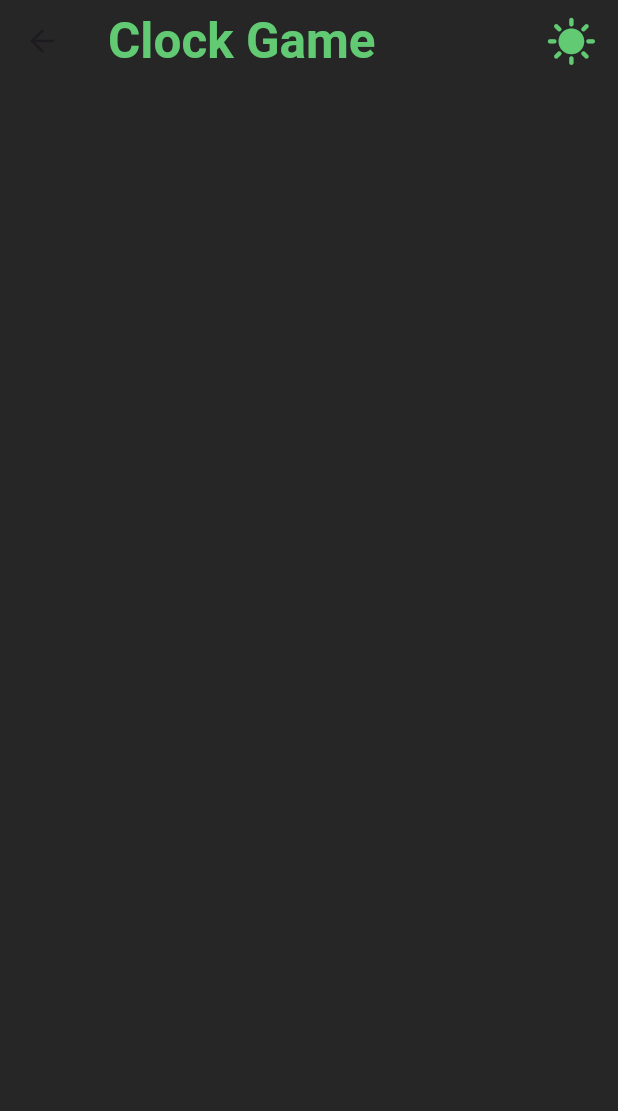
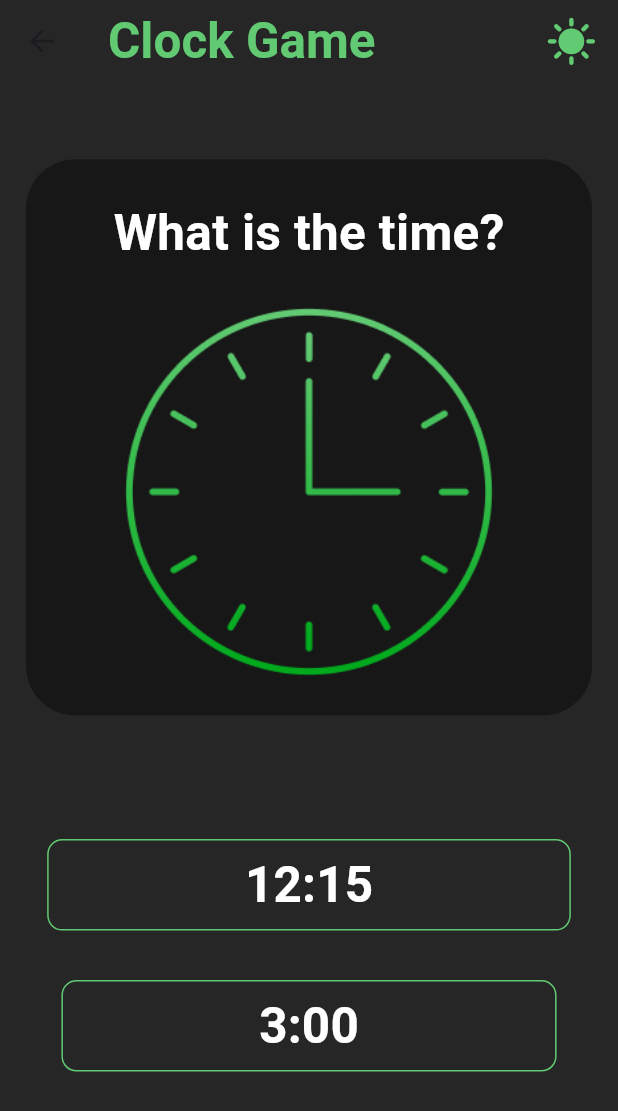
Before and after one commit to sidesshmore/AlzPal_Patient, a Flutter app: the ClockGame screen opened directly, on a phone screen of 412 x 824 dp. Shown: the top 1111 px of the screen. Run offline on Flutter 3.47's test engine with Material 3 defaults, Android fonts, the phone set to English and light mode, and no system bars.

Commit message:
clock screen done

```diff
--- a/lib/ClockGame/screens/clock_game.dart
+++ b/lib/ClockGame/screens/clock_game.dart
@@ -1,4 +1,7 @@
 import 'package:alzpal_patient/AppBar/app_bar.dart';
+import 'package:alzpal_patient/ClockGame/widget/clock_option.dart';
+import 'package:alzpal_patient/ClockGame/widget/clock_question.dart';
+import 'package:alzpal_patient/colors.dart';
 import 'package:flutter/material.dart';
 
 class ClockGame extends StatefulWidget {
@@ -11,9 +14,38 @@ class ClockGame extends StatefulWidget {
 class _ClockGameState extends State<ClockGame> {
   @override
   Widget build(BuildContext context) {
+    double screenHeight = MediaQuery.of(context).size.height;
+    double screenWidth = MediaQuery.of(context).size.width;
     return Scaffold(
       appBar: const MyAppBar(MyAppBarHeading: 'Clock Game'),
-      body: Column(),
+      body: Padding(
+        padding: const EdgeInsets.all(10.0),
+        child: Column(
+          children: [
+            SizedBox(
+              height: screenHeight * 0.05,
+            ),
+            const Row(
+              mainAxisAlignment: MainAxisAlignment.center,
+              children: [
+                ClockQuestion(),
+              ],
+            ),
+            SizedBox(
+              height: screenHeight * 0.1,
+            ),
+            ClockOption(
+              optionText: '12:15',
+            ),
+            SizedBox(
+              height: screenHeight * 0.04,
+            ),
+            ClockOption(
+              optionText: '3:00',
+            ),
+          ],
+        ),
+      ),
     );
   }
 }
--- /dev/null
+++ b/lib/ClockGame/widget/clock_option.dart
@@ -0,0 +1,37 @@
+import 'package:alzpal_patient/colors.dart';
+import 'package:flutter/material.dart';
+
+class ClockOption extends StatelessWidget {
+  const ClockOption({super.key, required this.optionText});
+
+  final String optionText;
+
+  @override
+  Widget build(BuildContext context) {
+    double screenHeight = MediaQuery.of(context).size.height;
+    double screenWidth = MediaQuery.of(context).size.width;
+    return Row(
+      mainAxisAlignment: MainAxisAlignment.center,
+      children: [
+        OutlinedButton(
+            style: OutlinedButton.styleFrom(
+              side: BorderSide(color: GreenColor),
+              padding: EdgeInsets.symmetric(
+                  horizontal: screenWidth * 0.32,
+                  vertical: screenHeight * 0.0085),
+              shape: RoundedRectangleBorder(
+                borderRadius: BorderRadius.circular(10),
+              ),
+            ),
+            onPressed: () {},
+            child: Text(
+              optionText,
+              style: TextStyle(
+                  color: Colors.white,
+                  fontSize: screenWidth * 0.08,
+                  fontWeight: FontWeight.w600),
+            ))
+      ],
+    );
+  }
+}
--- /dev/null
+++ b/lib/ClockGame/widget/clock_question.dart
@@ -0,0 +1,42 @@
+import 'package:alzpal_patient/colors.dart';
+import 'package:flutter/material.dart';
+
+class ClockQuestion extends StatelessWidget {
+  const ClockQuestion({super.key});
+
+  @override
+  Widget build(BuildContext context) {
+    double screenHeight = MediaQuery.of(context).size.height;
+    double screenWidth = MediaQuery.of(context).size.width;
+    return Container(
+      height: screenHeight * 0.45,
+      width: screenWidth * 0.916,
+      decoration: BoxDecoration(
+        borderRadius: BorderRadius.circular(33),
+        color: DarkBlack,
+      ),
+      child: Column(
+        mainAxisAlignment: MainAxisAlignment.spaceEvenly,
+        children: [
+          Row(
+            mainAxisAlignment: MainAxisAlignment.center,
+            children: [
+              Text(
+                'What is the time?',
+                style: TextStyle(
+                    color: Colors.white,
+                    fontSize: screenWidth * 0.08,
+                    fontWeight: FontWeight.w600),
+              )
+            ],
+          ),
+          Image.asset(
+            'assets/usedClock.png',
+            width: screenWidth * 0.65,
+            height: screenHeight * 0.3,
+          ),
+        ],
+      ),
+    );
+  }
+}
```
Also changed, not shown: assets/usedClock.png (added).
